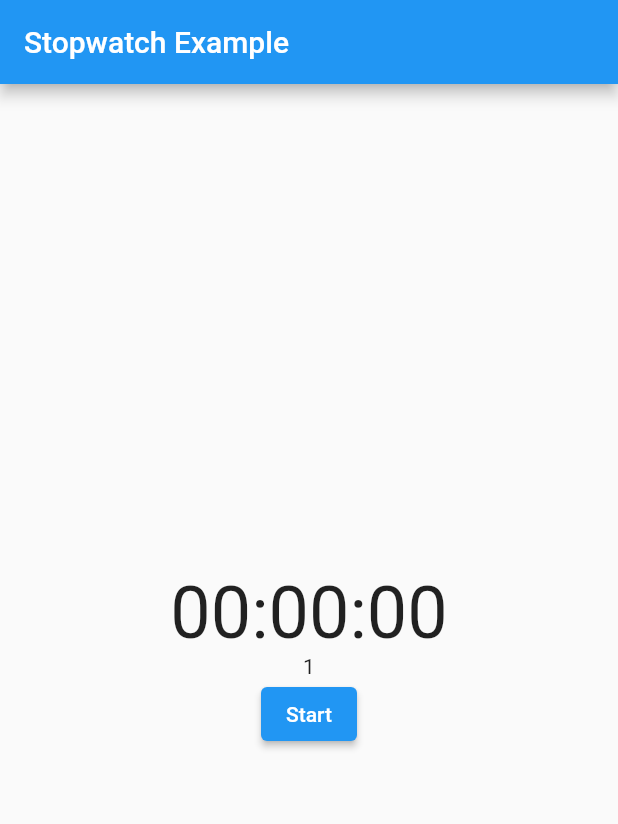
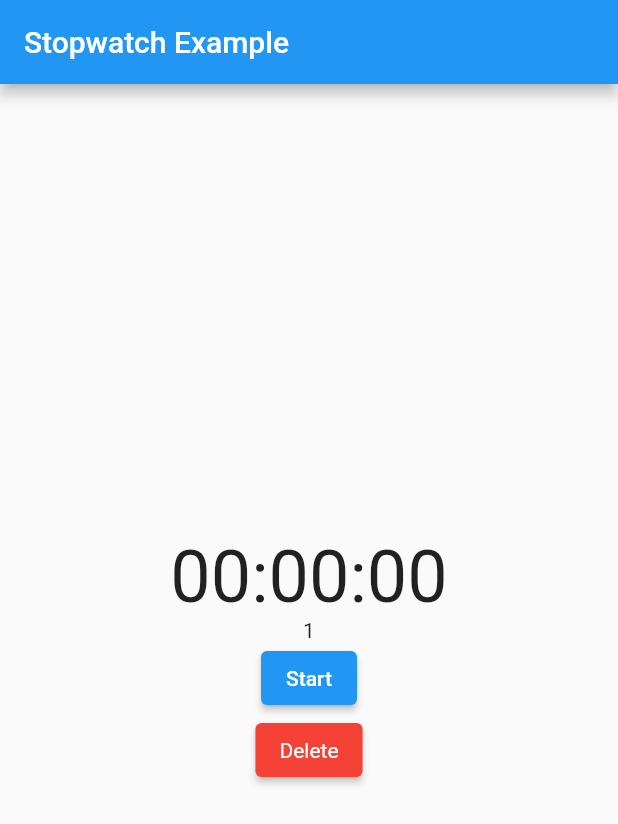
Before and after one commit to dwyl/flutter-stopwatch-tutorial, a Flutter app: the screen it shows after launch, on a phone screen of 412 x 824 dp. Shown: the top 824 px of the screen. Run offline on Flutter 3.47's test engine with Material 2 defaults, Android fonts, the phone set to English and light mode, and no system bars; our stand-ins replace drift; accounts and stored records are empty; generated files the repository leaves out were written again.

Commit message:
feat: Deleting all timers pressing button.

```diff
--- a/lib/main.dart
+++ b/lib/main.dart
@@ -62,9 +62,14 @@ class _StopwatchPageState extends State<StopwatchPage> {
     super.dispose();
   }
 
+  // Deletes all timers
+  Future<void> deleteHistoricTimers() async {
+    _database.delete(_database.timers).go();
+  }
+
+  // Handles starting and stop
   Future<void> handleStartStop() async {
     if (_stopwatch.isRunning) {
-
       // Updating timer of the currentId
       final updatedTimer =
           Db.TimersCompanion(stop: drift.Value(DateTime.now()));
@@ -79,7 +84,6 @@ class _StopwatchPageState extends State<StopwatchPage> {
       _stopwatch.stop();
       setState(() {});
     } else {
-
       // Getting the newly created timer ID to change state with
       final insertedId = await _database
           .into(_database.timers)
@@ -106,6 +110,12 @@ class _StopwatchPageState extends State<StopwatchPage> {
             ElevatedButton(
                 onPressed: handleStartStop,
                 child: Text(_stopwatch.isRunning ? 'Stop' : 'Start')),
+            ElevatedButton(
+                onPressed: deleteHistoricTimers,
+                style: ElevatedButton.styleFrom(
+                    backgroundColor: Colors.red,
+                    textStyle: TextStyle(color: Colors.white)),
+                child: const Text('Delete')),
           ],
         ),
       ),
```
